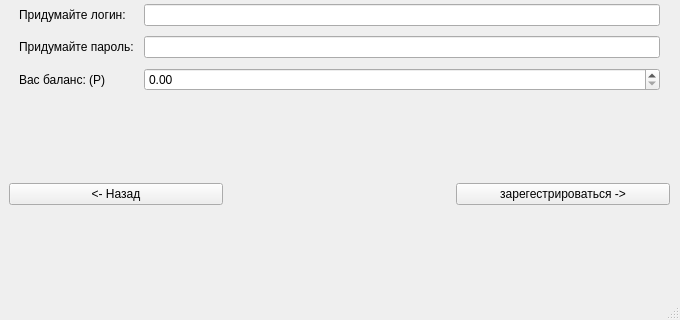
This is registr_1.ui in stepanshustov/financial_assistant as Qt 5 draws it before an edit; both pictures show x 0 to 680 and y 219 to 539 of the 680 by 539 pixel window. The edited form follows.
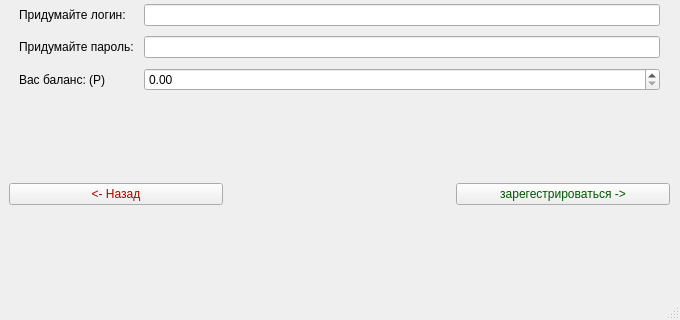
This is the edited form.

Diff of the .ui file:
```diff
--- a/registr_1.ui
+++ b/registr_1.ui
@@ -23,7 +23,10 @@
    </size>
   </property>
   <property name="windowTitle">
-   <string>MainWindow</string>
+   <string>Финансовый ассистент</string>
+  </property>
+  <property name="styleSheet">
+   <string notr="true">font: 10pt &quot;MS Shell Dlg 2&quot;;</string>
   </property>
   <widget class="QWidget" name="centralwidget">
    <layout class="QGridLayout" name="gridLayout_2" rowminimumheight="0,0,0">
@@ -85,6 +88,10 @@
     </item>
     <item row="2" column="2">
      <widget class="QPushButton" name="reg_begin">
+      <property name="styleSheet">
+       <string notr="true">font: 11pt &quot;MS Shell Dlg 2&quot;;
+color: rgb(0, 85, 0)</string>
+      </property>
       <property name="text">
        <string>зарегестрироваться -&gt;</string>
       </property>
@@ -92,6 +99,10 @@
     </item>
     <item row="2" column="0">
      <widget class="QPushButton" name="back_button">
+      <property name="styleSheet">
+       <string notr="true">font: 11pt &quot;MS Shell Dlg 2&quot;;
+color : rgb(170, 0, 0)</string>
+      </property>
       <property name="text">
        <string>&lt;- Назад</string>
       </property>
```
Left out of the diff: 2 changed lines with no effect on the pictures.
